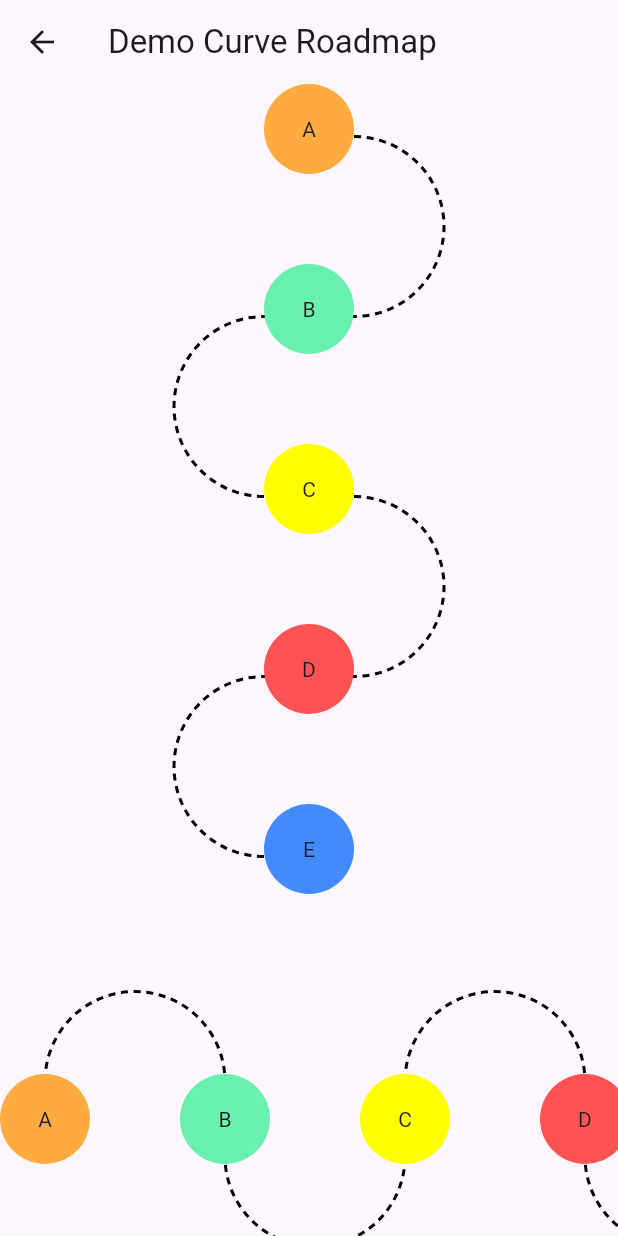
After one commit to Lap2000/custom_fl_timeline, a Flutter app: the DemoCurveTimeline screen opened directly, on a phone screen of 412 x 824 dp. The commit adds this screen. Run offline on Flutter 3.47's test engine with Material 3 defaults, Android fonts, the phone set to English and light mode, and no system bars.

Commit message:
update-name-timeline

```diff
--- /dev/null
+++ b/example/lib/pages/demo_curve_timeline.dart
@@ -0,0 +1,48 @@
+import 'package:flutter/material.dart';
+import 'package:flutter_timeline/flutter_timeline.dart';
+
+class DemoCurveTimeline extends StatelessWidget {
+  const DemoCurveTimeline({super.key});
+
+  @override
+  Widget build(BuildContext context) {
+    return Scaffold(
+      appBar: AppBar(
+        title: const Text('Demo Curve Roadmap'),
+      ),
+      body: SafeArea(
+        child: SingleChildScrollView(
+          child: Column(
+            children: <Widget>[
+              SimpleTimeline(
+                circleRadius: 30,
+                values: <TimelineMilestone>[
+                  TimelineMilestone('A', color: Colors.orangeAccent),
+                  TimelineMilestone('B', color: Colors.greenAccent),
+                  TimelineMilestone('C', color: Colors.yellowAccent),
+                  TimelineMilestone('D', color: Colors.redAccent),
+                  TimelineMilestone('E', color: Colors.blueAccent),
+                ],
+              ),
+              SingleChildScrollView(
+                scrollDirection: Axis.horizontal,
+                child: SimpleTimeline(
+                  circleRadius: 30,
+                  roadmapType: RoadmapType.curve,
+                  roadmapOrientation: RoadMapOrientation.vertical,
+                  values: <TimelineMilestone>[
+                    TimelineMilestone('A', color: Colors.orangeAccent),
+                    TimelineMilestone('B', color: Colors.greenAccent),
+                    TimelineMilestone('C', color: Colors.yellowAccent),
+                    TimelineMilestone('D', color: Colors.redAccent),
+                    TimelineMilestone('E', color: Colors.blueAccent),
+                  ],
+                ),
+              ),
+            ],
+          ),
+        ),
+      ),
+    );
+  }
+}
--- a/example/pubspec.yaml
+++ b/example/pubspec.yaml
@@ -34,7 +34,7 @@ dependencies:
   # The following adds the Cupertino Icons font to your application.
   # Use with the CupertinoIcons class for iOS style icons.
   cupertino_icons: ^1.0.8
-  flutter_roadmap:
+  flutter_timeline:
     path: ../
 
 dev_dependencies:
--- a/lib/flutter_roadmap.dart
+++ b/lib/flutter_timeline.dart
@@ -1,5 +1,5 @@
-export 'src/custom_roadmap.dart';
+export 'src/custom_timeline.dart';
 export 'src/helper/helper.dart';
 export 'src/model/model.dart';
-export 'src/roadmap.dart';
+export 'src/simple_timeline.dart';
 export 'src/widgets/widgets.dart';
--- a/lib/src/custom_roadmap.dart
+++ b/lib/src/custom_timeline.dart
@@ -22,8 +22,8 @@ typedef ChildBuilder = Widget Function(BuildContext context, int index);
 /// Ex: Text
 typedef DateTimeChildBuilder = Widget Function(BuildContext context, int index);
 
-class CustomRoadMap extends StatelessWidget {
-  const CustomRoadMap({
+class CustomTimeline extends StatelessWidget {
+  const CustomTimeline({
     super.key,
     this.circleRadius = 10,
     required this.values,
@@ -50,7 +50,7 @@ class CustomRoadMap extends StatelessWidget {
   final double circleRadius;
 
   /// values
-  final List<StepValue> values;
+  final List<TimelineMilestone> values;
 
   /// padding roadmap
   final EdgeInsets padding;
--- a/lib/src/model/step_value.dart
+++ b/lib/src/model/step_value.dart
@@ -1,7 +1,7 @@
 import 'package:flutter/widgets.dart';
 
-class StepValue {
-  StepValue(
+class TimelineMilestone {
+  TimelineMilestone(
     this.value, {
     this.color,
     this.time,
--- a/lib/src/roadmap.dart
+++ b/lib/src/simple_timeline.dart
@@ -4,8 +4,8 @@ import 'model/model.dart';
 
 import 'widgets/widgets.dart';
 
-class RoadMap extends StatelessWidget {
-  const RoadMap({
+class SimpleTimeline extends StatelessWidget {
+  const SimpleTimeline({
     super.key,
     this.circleRadius = 25,
     required this.values,
@@ -16,7 +16,7 @@ class RoadMap extends StatelessWidget {
   });
 
   final double circleRadius;
-  final List<StepValue> values;
+  final List<TimelineMilestone> values;
   final RoadmapType roadmapType;
   final RoadMapOrientation roadmapOrientation;
   final double height;
@@ -106,7 +106,7 @@ class RoadMap extends StatelessWidget {
               (int i) => Positioned(
                 left: i == 0 ? 0 : (4 * circleRadius * i),
                 top: roadmapType.isCurve ? circleRadius * 2 : 0,
-                child: CustomStepRoadmap(
+                child: CustomCircleBox(
                   radius: circleRadius,
                   text: values[i].value,
                   filledColor: values[i].color,
@@ -119,7 +119,7 @@ class RoadMap extends StatelessWidget {
               (int i) => Positioned(
                 left: roadmapType.isCurve ? circleRadius * 2 : 0,
                 top: i == 0 ? 0 : (4 * circleRadius * i),
-                child: CustomStepRoadmap(
+                child: CustomCircleBox(
                   radius: circleRadius,
                   text: values[i].value,
                   filledColor: values[i].color,
--- a/lib/src/widgets/base_widgets/base_widgets.dart
+++ b/lib/src/widgets/base_widgets/base_widgets.dart
@@ -1 +1 @@
-export 'text.dart';
+export 'one_line_text.dart';
--- a/lib/src/widgets/base_widgets/text.dart
+++ b/lib/src/widgets/base_widgets/one_line_text.dart
@@ -4,11 +4,13 @@ class OneLineText extends StatelessWidget {
   const OneLineText(
     this.value, {
     super.key,
-    required this.style,
+    this.style,
+    this.textAlign,
   });
 
   final String value;
-  final TextStyle style;
+  final TextStyle? style;
+  final TextAlign? textAlign;
 
   @override
   Widget build(BuildContext context) {
@@ -18,7 +20,7 @@ class OneLineText extends StatelessWidget {
         style: style,
         maxLines: 1,
         overflow: TextOverflow.visible,
-        textAlign: TextAlign.end,
+        textAlign: textAlign,
       ),
     );
   }
--- a/lib/src/widgets/custom_step_roadmap.dart
+++ b/lib/src/widgets/custom_circle_box.dart
@@ -2,8 +2,10 @@ import 'dart:math';
 
 import 'package:flutter/material.dart';
 
-class CustomStepRoadmap extends StatelessWidget {
-  const CustomStepRoadmap({
+import 'base_widgets/one_line_text.dart';
+
+class CustomCircleBox extends StatelessWidget {
+  const CustomCircleBox({
     super.key,
     this.radius = 40,
     this.text,
@@ -28,13 +30,9 @@ class CustomStepRoadmap extends StatelessWidget {
         child: CustomPaint(
           painter: CirclePainter(radius: radius, filledColor: filledColor),
           child: child ??
-              FittedBox(
-                child: Text(
-                  text ?? '',
-                  style: textStyle,
-                  maxLines: 1,
-                  overflow: TextOverflow.clip,
-                ),
+              OneLineText(
+                text ?? '',
+                style: textStyle,
               ),
         ),
       ),
--- a/lib/src/widgets/widgets.dart
+++ b/lib/src/widgets/widgets.dart
@@ -1,3 +1,3 @@
+export 'custom_circle_box.dart';
 export 'custom_connector.dart';
 export 'custom_milestone.dart';
-export 'custom_step_roadmap.dart';
--- a/pubspec.yaml
+++ b/pubspec.yaml
@@ -1,4 +1,4 @@
-name: flutter_roadmap
+name: flutter_timeline
 description: "A new Flutter package project."
 version: 0.0.1
 homepage:
```
Also changed, not shown: example/lib/main.dart (+6 -6 lines), example/lib/pages/demo_curve_roadmap.dart (deleted, +0 -48 lines), example/lib/pages/demo_custom_timeline.dart (renamed from example/lib/pages/demo_custom_roadmap.dart, +11 -10 lines), example/lib/pages/demo_straight_timeline.dart (renamed from example/lib/pages/demo_straight_roadmap.dart, +17 -17 lines), lib/src/widgets/custom_milestone.dart (+3 -31 lines), example/pubspec.lock, 2 other files.
